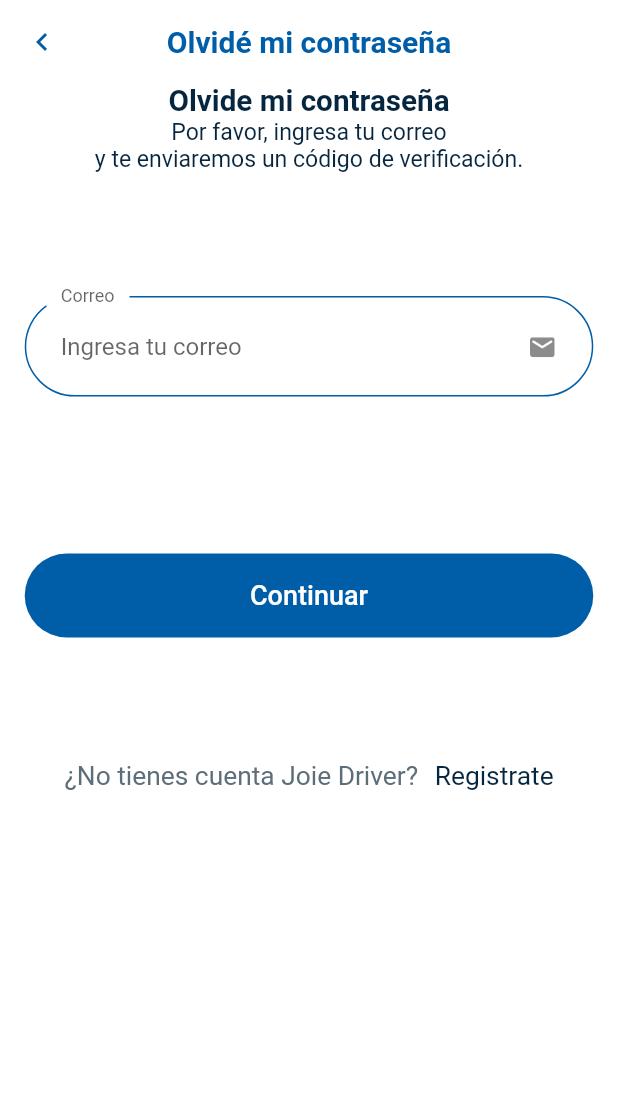
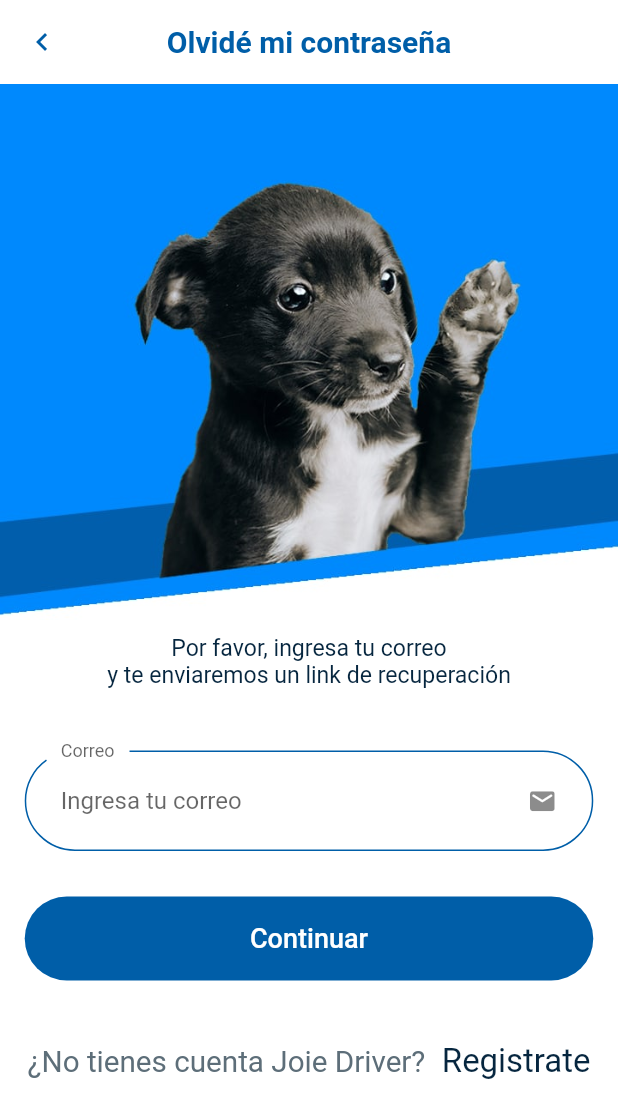
Before and after one commit to gsuxd/joie_driver, a Flutter app: the LognInScreen screen opened directly, after a tap on "Olvide mi contraseña", on a phone screen of 412 x 824 dp. Shown: the top 1118 px of the screen. Run offline on Flutter 3.47's test engine with Material 2 defaults, Android fonts, the phone set to English and light mode, and no system bars; our stand-ins replace cloud_firestore, date_field, file_picker, firebase_auth, firebase_core, firebase_database and 14 more; missing offline and left inert: encrypted_shared_preferences, local_auth_android, local_auth_ios, mailer, transition_customer; accounts and stored records are empty; Roboto replaces fonts that are missing (Montserrat); project files that could hold a hidden picture were left out.

Commit message:
Recovery Password Driver and Emprendedor Screen

```diff
--- a/lib/components/no_account_chofer.dart
+++ b/lib/components/no_account_chofer.dart
@@ -16,7 +16,7 @@ class NoAccountChofer extends StatelessWidget {
         Text(
           '¿No tienes cuenta Joie Driver?',
           style: TextStyle(
-            fontSize: getPropertieScreenWidth(16),
+            fontSize: getPropertieScreenWidth(18),
             color: jtextColorSec,
           ),
         ),
@@ -32,7 +32,7 @@ class NoAccountChofer extends StatelessWidget {
           },
           child: Text(
             'Registrate',
-            style: TextStyle(fontSize: getPropertieScreenWidth(16)),
+            style: TextStyle(fontSize: getPropertieScreenWidth(20)),
           ),
         ),
       ],
--- a/lib/components/no_account_emprendedor.dart
+++ b/lib/components/no_account_emprendedor.dart
@@ -32,7 +32,7 @@ class NoAccountEmprendedor extends StatelessWidget {
           },
           child: Text(
             'Registrate',
-            style: TextStyle(fontSize: getPropertieScreenWidth(20)),
+            style: TextStyle(fontSize: getPropertieScreenWidth(18)),
           ),
         ),
         SizedBox(
--- a/lib/register_login_chofer/forget_password/body.dart
+++ b/lib/register_login_chofer/forget_password/body.dart
@@ -12,30 +12,34 @@ class Body extends StatelessWidget {
     return SafeArea(
       child: SizedBox(
         height: double.infinity,
-        child: Padding(
-          padding:
+        child: ListView(
+
+            children: [
+              Image.asset("assets/images/puppy_forget.jpg", width: MediaQuery.of(context).size.width,),
+              const SizedBox(
+                height: 10.0,
+              ),
+              Padding(padding:
                   EdgeInsets.symmetric(horizontal: SizeConfig.screenWidth * 0.04),
               child: Column(
                 children: [
-              Text("Olvide mi contraseña",
-                  style: TextStyle(
-                      fontWeight: FontWeight.bold,
-                      fontSize: getPropertieScreenWidth(18))),
                   Text(
-                "Por favor, ingresa tu correo \ny te enviaremos un código de verificación. ",
+                    "Por favor, ingresa tu correo \ny te enviaremos un link de recuperación ",
                     style: TextStyle(fontSize: getPropertieScreenWidth(14)),
                     textAlign: TextAlign.center,
                   ),
                   SizedBox(
-                height: SizeConfig.screenHeight * 0.1,
+                    height: SizeConfig.screenHeight * 0.05,
                   ),
                   const ForgotFormPassword(),
                   SizedBox(
-                height: SizeConfig.screenHeight * 0.1,
+                    height: SizeConfig.screenHeight * 0.05,
                   ),
                   const NoAccountChofer(),
                 ],
-          ),
+              ),)
+
+            ],
           ),
       ),
     );
--- a/lib/register_login_chofer/sign_in/components/fogot.dart
+++ b/lib/register_login_chofer/sign_in/components/fogot.dart
@@ -1,6 +1,5 @@
 import 'package:flutter/material.dart';
-
-import '../../forget_password/forget_password.dart';
+import '../../../register_login_chofer/forget_password/forget_password.dart';
 
 
 class ForgotButtom extends StatelessWidget {
@@ -18,6 +17,6 @@ class ForgotButtom extends StatelessWidget {
             MaterialPageRoute(
                 builder: (context) => const ForgotPasswordScreen()));
       },
-      child: const Text("Olvide mi contraseña"));
+      child: const Text("Olvide mi contraseña", style: TextStyle(fontSize: 18,),));
   }
 }
--- a/pubspec.yaml
+++ b/pubspec.yaml
@@ -15,7 +15,7 @@ publish_to: 'none' # Remove this line if you wish to publish to pub.dev
 # In iOS, build-name is used as CFBundleShortVersionString while build-number used as CFBundleVersion.
 # Read more about iOS versioning at
 # https://developer.apple.com/library/archive/documentation/General/Reference/InfoPlistKeyReference/Articles/CoreFoundationKeys.html
-version: 1.0.28+28
+version: 1.0.30+30
 
 environment:
   sdk: ">=2.12.0 <3.0.0"
```
Also changed, not shown: lib/register_login_chofer/forget_password/form_password.dart (+22 -5 lines), lib/register_login_chofer/forget_password_sucess/body.dart (added, +60 -0 lines), lib/register_login_chofer/forget_password_sucess/forget_password.dart (added, +21 -0 lines), lib/register_login_emprendedor/forget_password/body.dart (+15 -8 lines), assets/images/password_recovery.svg, pubspec.lock. Lines whose indentation alone changed are shown as unchanged.
